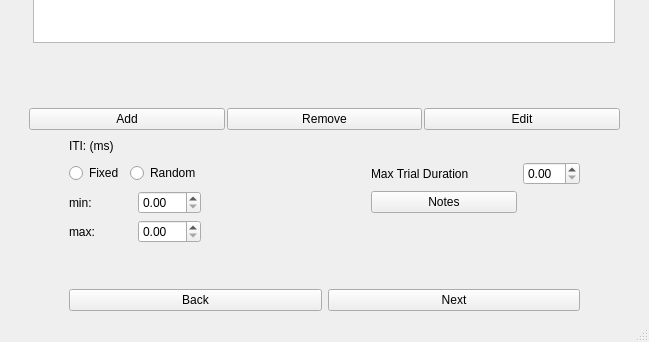
Old version of the form UI/create_session.ui in the repository KehatSudri/Behavior_System2.0; both pictures show x 0 to 649 and y 427 to 769 of the 649 by 769 pixel window.
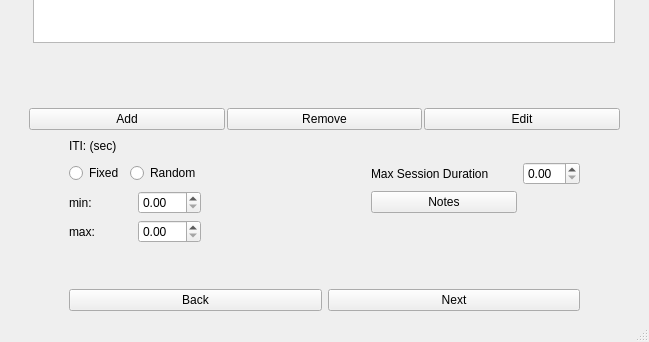
New version of the form.

Commit message: add configs of max trial time , and percent

Patch:
```diff
--- a/UI/create_session.ui
+++ b/UI/create_session.ui
@@ -657,7 +657,7 @@
            <string notr="true">font: 12pt &quot;Arial&quot;;</string>
           </property>
           <property name="text">
-           <string>ITI: (ms)</string>
+           <string>ITI: (sec)</string>
           </property>
           <property name="alignment">
            <set>Qt::AlignLeading|Qt::AlignLeft|Qt::AlignVCenter</set>
@@ -703,7 +703,7 @@
         <item row="2" column="5">
          <widget class="QLabel" name="label">
           <property name="text">
-           <string>Max Trial Duration</string>
+           <string>Max Session Duration</string>
           </property>
          </widget>
         </item>
```
The commit also changes 3 other files.
